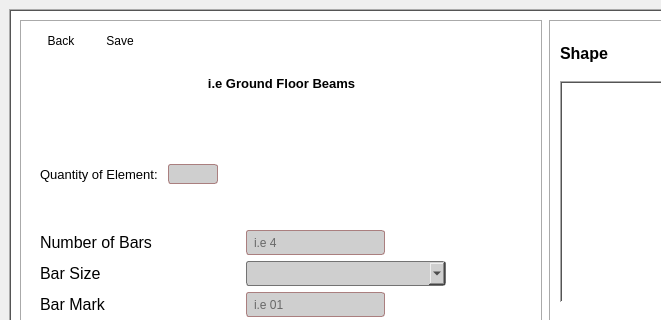
Ano-ly/GenBBS, file assets/ui/GenBBS_reinf.ui: the form before one commit; both pictures show x 0 to 661 and y 0 to 320 of the 918 by 907 pixel window.
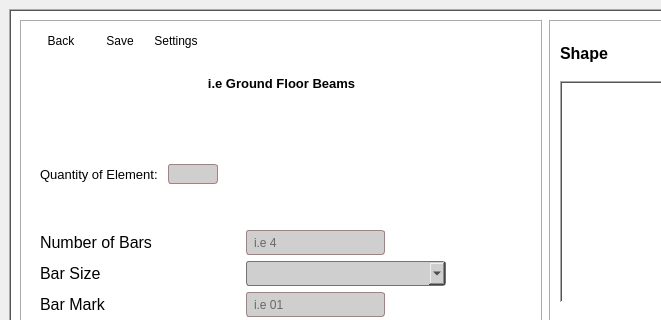
The form after the commit. Icons and pictures are not drawn.

Commit message: Complete rough version of settings feature

```diff
--- a/assets/ui/GenBBS_reinf.ui
+++ b/assets/ui/GenBBS_reinf.ui
@@ -86,6 +86,7 @@
          <property name="font">
           <font>
            <family>Times New Roman</family>
+           <pointsize>3</pointsize>
           </font>
          </property>
          <property name="layoutDirection">
@@ -133,6 +134,17 @@
 #btnBackReinf:hover {
 background-color:rgb(170, 170, 170)
 }
+#btnSettingsReinf:hover {
+background-color:rgb(170, 170, 170)
+}
+#btnSettingsReinf {
+
+border-radius: 5px;
+color: black;
+padding-left: 5px;
+padding-right: 5px;
+}
+
 #btnDeleteItemCatg1 {
 background-color: rgb(255, 255, 255);
 border-radius: 5px;
@@ -177,7 +189,7 @@
            <number>10</number>
           </property>
           <item>
-           <layout class="QHBoxLayout" name="horizontalLayout_2" stretch="0,0,0">
+           <layout class="QHBoxLayout" name="horizontalLayout_2" stretch="0,0,0,0">
             <item>
              <widget class="QPushButton" name="btnBackReinf">
               <property name="sizePolicy">
@@ -227,6 +239,17 @@
               </property>
              </widget>
             </item>
+            <item>
+             <widget class="QPushButton" name="btnSettingsReinf">
+              <property name="text">
+               <string>Settings</string>
+              </property>
+              <property name="icon">
+               <iconset resource="../app_resources.qrc">
+                <normaloff>:/images/settings.png</normaloff>:/images/settings.png</iconset>
+              </property>
+             </widget>
+            </item>
             <item>
              <spacer name="horizontalSpacer">
               <property name="orientation">
```
The commit also changes 7 other files.
